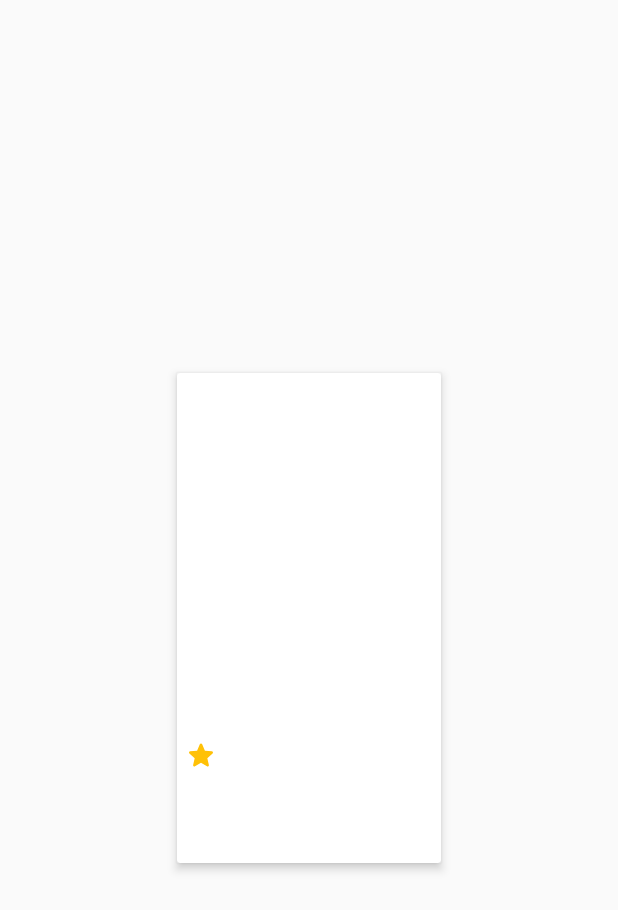
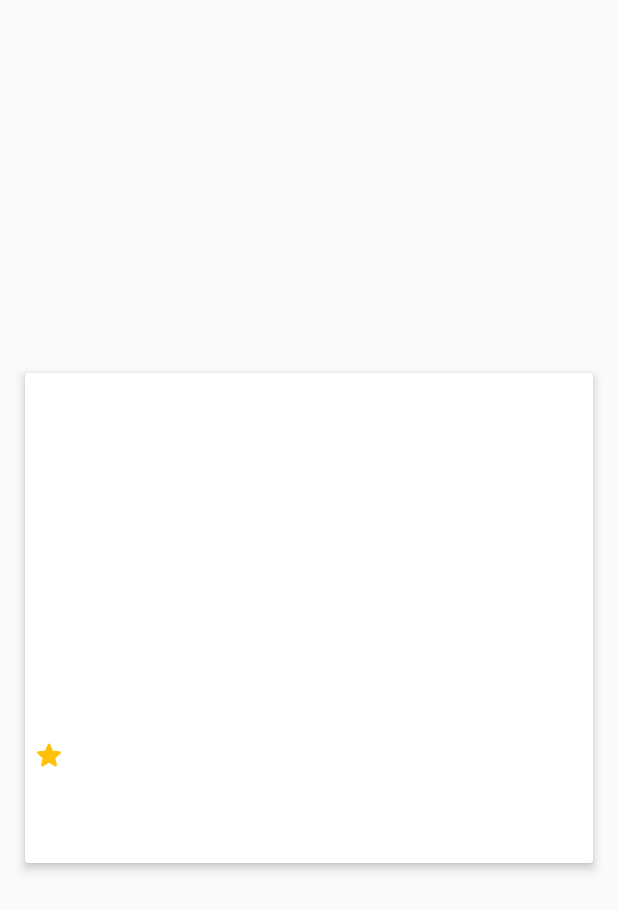
Before and after one commit to hanitacm/PopularMovies, an Android app: the layout movie_card_item.xml on its own in the app's theme, with its tools: preview values and no code run, on a phone screen of 412 x 824 dp. Shown: the top 910 px of the screen. Run offline under Robolectric (Android 15) with nearby library versions, the phone set to English and light mode, and no system bars; network calls fail.

Commit message:
fix width card

```diff
--- a/app/src/main/res/layout/movie_card_item.xml
+++ b/app/src/main/res/layout/movie_card_item.xml
@@ -1,7 +1,7 @@
 <?xml version="1.0" encoding="utf-8"?>
 <androidx.cardview.widget.CardView xmlns:android="http://schemas.android.com/apk/res/android"
     xmlns:card_view="http://schemas.android.com/apk/res-auto"
-    android:layout_width="185dp"
+    android:layout_width="match_parent"
     android:layout_height="wrap_content"
     android:layout_gravity="center"
     android:layout_marginLeft="12dp"
```
